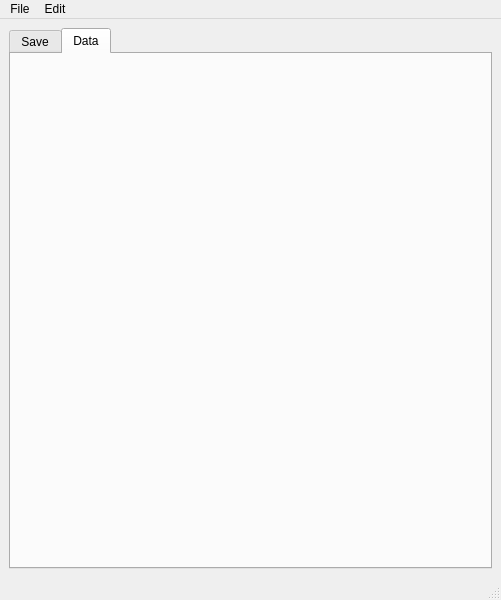
The window that qt_templates/advanced_configuration_panel.ui (zalt00/Game2) describes before a commit, drawn with Qt 5.
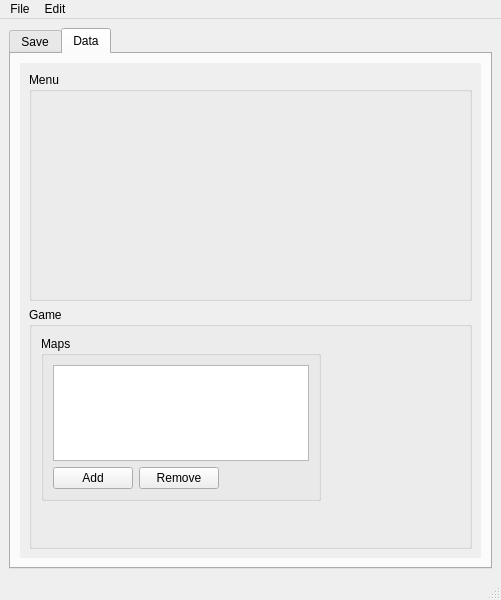
The same window after the commit. The open tabs and pages were chosen to show the change.

The edit to the form file:
```diff
--- a/qt_templates/advanced_configuration_panel.ui
+++ b/qt_templates/advanced_configuration_panel.ui
@@ -65,6 +65,148 @@
        <attribute name="title">
         <string>Data</string>
        </attribute>
+       <layout class="QVBoxLayout" name="verticalLayout_4">
+        <item>
+         <widget class="QScrollArea" name="scrollArea_2">
+          <property name="frameShape">
+           <enum>QFrame::NoFrame</enum>
+          </property>
+          <property name="widgetResizable">
+           <bool>true</bool>
+          </property>
+          <widget class="QWidget" name="scrollAreaWidgetContents">
+           <property name="geometry">
+            <rect>
+             <x>0</x>
+             <y>0</y>
+             <width>459</width>
+             <height>497</height>
+            </rect>
+           </property>
+           <layout class="QVBoxLayout" name="verticalLayout_5">
+            <item>
+             <widget class="QGroupBox" name="groupBox">
+              <property name="title">
+               <string>Menu</string>
+              </property>
+              <layout class="QVBoxLayout" name="verticalLayout_6">
+               <item>
+                <spacer name="verticalSpacer">
+                 <property name="orientation">
+                  <enum>Qt::Vertical</enum>
+                 </property>
+                 <property name="sizeHint" stdset="0">
+                  <size>
+                   <width>20</width>
+                   <height>196</height>
+                  </size>
+                 </property>
+                </spacer>
+               </item>
+              </layout>
+             </widget>
+            </item>
+            <item>
+             <widget class="QGroupBox" name="groupBox_2">
+              <property name="title">
+               <string>Game</string>
+              </property>
+              <layout class="QGridLayout" name="gridLayout">
+               <item row="0" column="1">
+                <spacer name="horizontalSpacer_2">
+                 <property name="orientation">
+                  <enum>Qt::Horizontal</enum>
+                 </property>
+                 <property name="sizeHint" stdset="0">
+                  <size>
+                   <width>40</width>
+                   <height>20</height>
+                  </size>
+                 </property>
+                </spacer>
+               </item>
+               <item row="0" column="0">
+                <widget class="QGroupBox" name="groupBox_3">
+                 <property name="title">
+                  <string>Maps</string>
+                 </property>
+                 <layout class="QGridLayout" name="gridLayout_2">
+                  <item row="1" column="2">
+                   <spacer name="horizontalSpacer">
+                    <property name="orientation">
+                     <enum>Qt::Horizontal</enum>
+                    </property>
+                    <property name="sizeHint" stdset="0">
+                     <size>
+                      <width>40</width>
+                      <height>20</height>
+                     </size>
+                    </property>
+                   </spacer>
+                  </item>
+                  <item row="1" column="0">
+                   <widget class="QPushButton" name="add_map_button">
+                    <property name="text">
+                     <string>Add</string>
+                    </property>
+                   </widget>
+                  </item>
+                  <item row="0" column="0" colspan="4">
+                   <widget class="QListWidget" name="map_list">
+                    <property name="sizePolicy">
+                     <sizepolicy hsizetype="Expanding" vsizetype="Expanding">
+                      <horstretch>0</horstretch>
+                      <verstretch>0</verstretch>
+                     </sizepolicy>
+                    </property>
+                    <property name="maximumSize">
+                     <size>
+                      <width>16777215</width>
+                      <height>100</height>
+                     </size>
+                    </property>
+                    <property name="dragEnabled">
+                     <bool>true</bool>
+                    </property>
+                    <property name="dragDropMode">
+                     <enum>QAbstractItemView::DragDrop</enum>
+                    </property>
+                    <property name="defaultDropAction">
+                     <enum>Qt::MoveAction</enum>
+                    </property>
+                   </widget>
+                  </item>
+                  <item row="1" column="1">
+                   <widget class="QPushButton" name="remove_map_button">
+                    <property name="text">
+                     <string>Remove</string>
+                    </property>
+                   </widget>
+                  </item>
+                 </layout>
+                </widget>
+               </item>
+               <item row="1" column="0">
+                <spacer name="verticalSpacer_2">
+                 <property name="orientation">
+                  <enum>Qt::Vertical</enum>
+                 </property>
+                 <property name="sizeHint" stdset="0">
+                  <size>
+                   <width>20</width>
+                   <height>40</height>
+                  </size>
+                 </property>
+                </spacer>
+               </item>
+              </layout>
+             </widget>
+            </item>
+           </layout>
+          </widget>
+         </widget>
+        </item>
+       </layout>
       </widget>
      </widget>
     </item>
```
Left out of the diff: 23 changed lines with no effect on the pictures.
